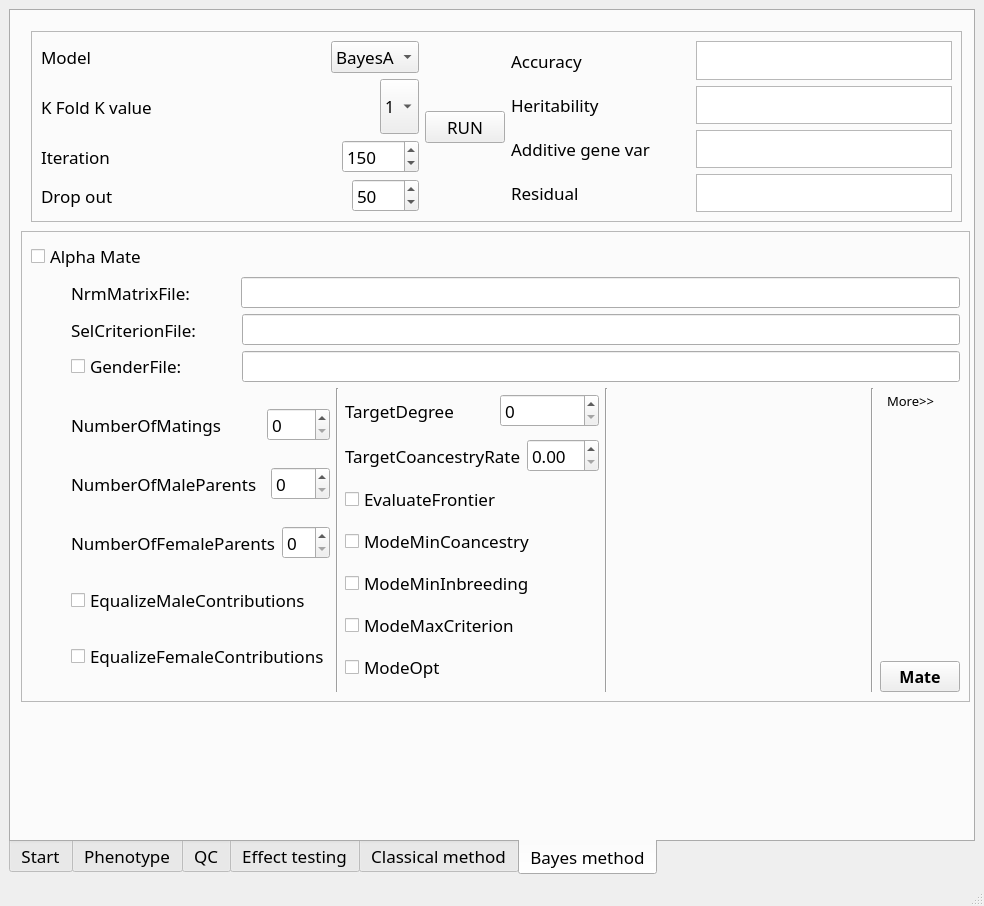
This is mainwindow.ui in LiangBeam9810/AquaGS_GUI as Qt 5 draws it before an edit. The edited form follows.
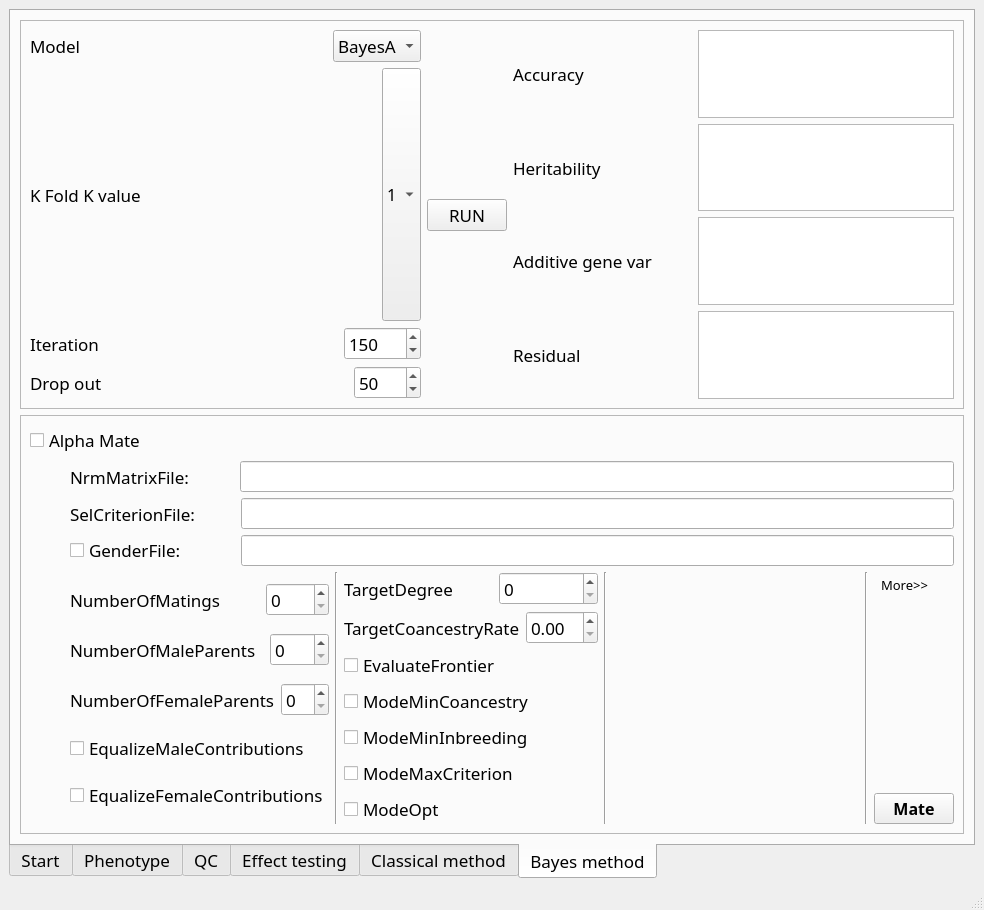
This is the edited form. The open tabs and pages were chosen to show the change.

```diff
--- a/mainwindow.ui
+++ b/mainwindow.ui
@@ -7,7 +7,7 @@
     <x>0</x>
     <y>0</y>
     <width>984</width>
-    <height>808</height>
+    <height>910</height>
    </rect>
   </property>
   <property name="windowTitle">
@@ -4104,15 +4104,9 @@
        <attribute name="title">
         <string>Bayes method</string>
        </attribute>
+       <layout class="QGridLayout" name="gridLayout_33">
+        <item row="0" column="0">
        <widget class="QFrame" name="frame_8">
-        <property name="geometry">
-         <rect>
-          <x>20</x>
-          <y>20</y>
-          <width>931</width>
-          <height>191</height>
-         </rect>
-        </property>
         <property name="frameShape">
          <enum>QFrame::StyledPanel</enum>
         </property>
@@ -4511,15 +4505,9 @@
          </item>
         </layout>
        </widget>
+        </item>
+        <item row="1" column="0">
        <widget class="QFrame" name="frame_12">
-        <property name="geometry">
-         <rect>
-          <x>10</x>
-          <y>220</y>
-          <width>949</width>
-          <height>471</height>
-         </rect>
-        </property>
         <property name="frameShape">
          <enum>QFrame::StyledPanel</enum>
         </property>
@@ -5005,6 +4993,8 @@
          </item>
         </layout>
        </widget>
+        </item>
+       </layout>
       </widget>
      </widget>
     </item>
```
Left out of the diff: 13 changed lines with no effect on the pictures. Lines whose indentation alone changed are shown as unchanged.
